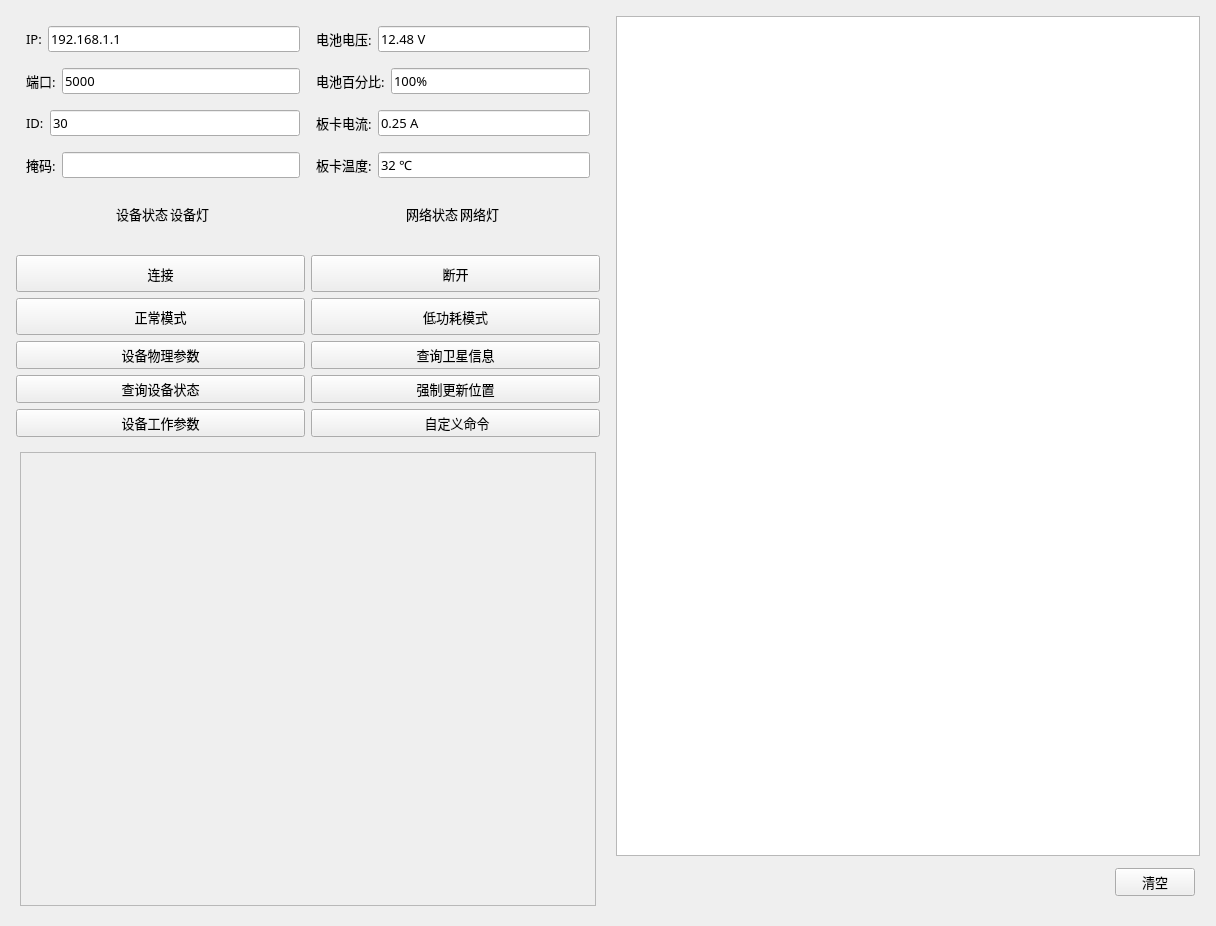
fuyunyou77/MyUpperMachine, file widget.ui: the form before one commit.
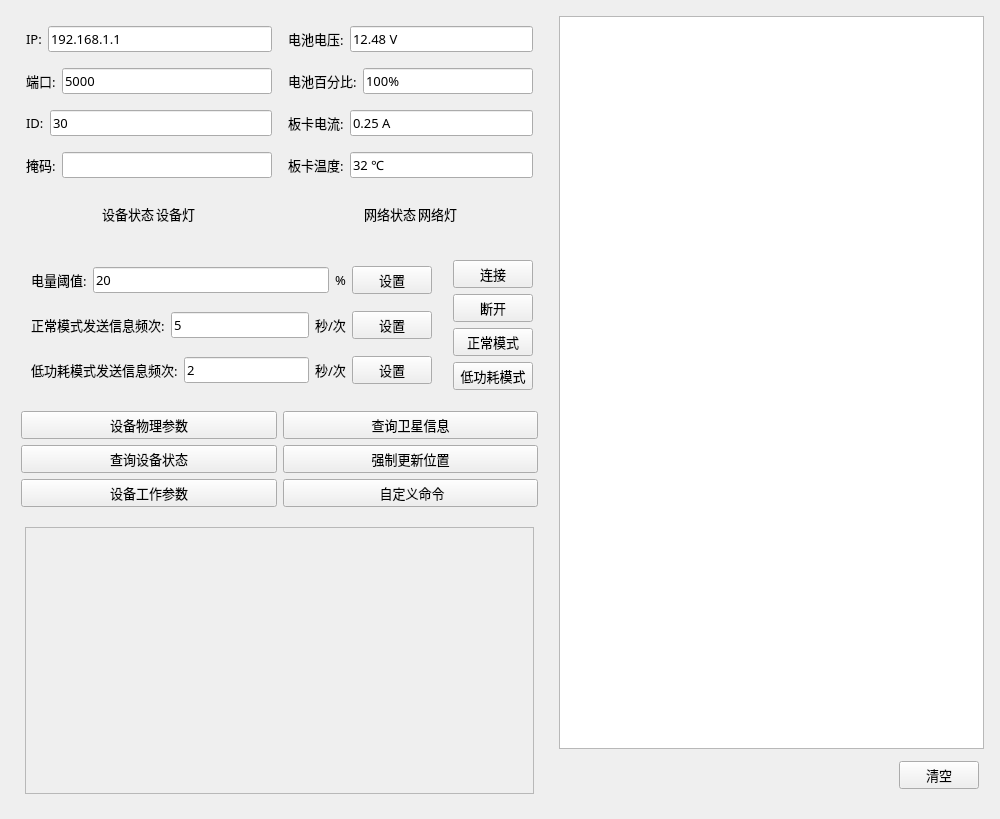
The form after the commit. The open tabs and pages were chosen to show the change.

Commit message: 1.改正常，低功耗响应解析

Diff of the .ui file:
```diff
--- a/widget.ui
+++ b/widget.ui
@@ -6,8 +6,8 @@
    <rect>
     <x>0</x>
     <y>0</y>
-    <width>1216</width>
-    <height>926</height>
+    <width>1000</width>
+    <height>819</height>
    </rect>
   </property>
   <property name="font">
@@ -16,11 +16,9 @@
     <pointsize>10</pointsize>
    </font>
   </property>
-  <layout class="QHBoxLayout" name="horizontalLayout_9">
+  <layout class="QHBoxLayout" name="horizontalLayout_17">
    <item>
-    <layout class="QVBoxLayout" name="verticalLayout_2">
-     <item>
-      <layout class="QVBoxLayout" name="verticalLayout">
+    <layout class="QVBoxLayout" name="verticalLayout_4">
        <property name="leftMargin">
         <number>5</number>
        </property>
@@ -719,31 +717,260 @@
          </item>
         </layout>
        </item>
+     <item>
+      <layout class="QHBoxLayout" name="horizontalLayout_16">
+       <property name="leftMargin">
+        <number>5</number>
+       </property>
+       <property name="topMargin">
+        <number>5</number>
+       </property>
+       <property name="rightMargin">
+        <number>5</number>
+       </property>
+       <property name="bottomMargin">
+        <number>5</number>
+       </property>
+       <item>
+        <layout class="QVBoxLayout" name="verticalLayout">
+         <property name="leftMargin">
+          <number>5</number>
+         </property>
+         <property name="topMargin">
+          <number>5</number>
+         </property>
+         <property name="rightMargin">
+          <number>5</number>
+         </property>
+         <property name="bottomMargin">
+          <number>5</number>
+         </property>
+         <item>
+          <layout class="QHBoxLayout" name="horizontalLayout_11">
+           <property name="leftMargin">
+            <number>5</number>
+           </property>
+           <property name="topMargin">
+            <number>5</number>
+           </property>
+           <property name="rightMargin">
+            <number>5</number>
+           </property>
+           <property name="bottomMargin">
+            <number>5</number>
+           </property>
+           <item>
+            <widget class="QLabel" name="label_8">
+             <property name="text">
+              <string>电量阈值:</string>
+             </property>
+            </widget>
+           </item>
+           <item>
+            <widget class="QLineEdit" name="setVolThresholdBtnLineEdit">
+             <property name="text">
+              <string>20</string>
+             </property>
+            </widget>
+           </item>
+           <item>
+            <widget class="QLabel" name="label_14">
+             <property name="text">
+              <string>%</string>
+             </property>
+            </widget>
+           </item>
+           <item>
+            <widget class="QPushButton" name="setVolThresholdBtn">
+             <property name="text">
+              <string>设置</string>
+             </property>
+            </widget>
+           </item>
       </layout>
      </item>
      <item>
-      <layout class="QGridLayout" name="gridLayout">
+          <layout class="QHBoxLayout" name="horizontalLayout_9">
        <property name="leftMargin">
         <number>5</number>
        </property>
        <property name="topMargin">
-        <number>0</number>
+            <number>5</number>
        </property>
        <property name="rightMargin">
         <number>5</number>
        </property>
        <property name="bottomMargin">
-        <number>0</number>
-       </property>
-       <property name="spacing">
-        <number>6</number>
-       </property>
-       <item row="1" column="1">
+            <number>5</number>
+           </property>
+           <item>
+            <widget class="QLabel" name="label_12">
+             <property name="text">
+              <string>正常模式发送信息频次:</string>
+             </property>
+            </widget>
+           </item>
+           <item>
+            <widget class="QLineEdit" name="setNormalMessFreqLineEdit">
+             <property name="text">
+              <string>5</string>
+             </property>
+            </widget>
+           </item>
+           <item>
+            <widget class="QLabel" name="label_15">
+             <property name="text">
+              <string>秒/次</string>
+             </property>
+            </widget>
+           </item>
+           <item>
+            <widget class="QPushButton" name="setNormalMessFreqBtn">
+             <property name="text">
+              <string>设置</string>
+             </property>
+            </widget>
+           </item>
+          </layout>
+         </item>
+         <item>
+          <layout class="QHBoxLayout" name="horizontalLayout_10">
+           <property name="leftMargin">
+            <number>5</number>
+           </property>
+           <property name="topMargin">
+            <number>5</number>
+           </property>
+           <property name="rightMargin">
+            <number>5</number>
+           </property>
+           <property name="bottomMargin">
+            <number>5</number>
+           </property>
+           <item>
+            <widget class="QLabel" name="label_13">
+             <property name="text">
+              <string>低功耗模式发送信息频次:</string>
+             </property>
+            </widget>
+           </item>
+           <item>
+            <widget class="QLineEdit" name="setLowPowMessFreqLineEdit">
+             <property name="text">
+              <string>2</string>
+             </property>
+            </widget>
+           </item>
+           <item>
+            <widget class="QLabel" name="label_16">
+             <property name="text">
+              <string>秒/次</string>
+             </property>
+            </widget>
+           </item>
+           <item>
+            <widget class="QPushButton" name="setLowPowMessFreqBtn">
+             <property name="text">
+              <string>设置</string>
+             </property>
+            </widget>
+           </item>
+          </layout>
+         </item>
+        </layout>
+       </item>
+       <item>
+        <layout class="QVBoxLayout" name="verticalLayout_2">
+         <property name="leftMargin">
+          <number>5</number>
+         </property>
+         <property name="topMargin">
+          <number>5</number>
+         </property>
+         <property name="rightMargin">
+          <number>5</number>
+         </property>
+         <property name="bottomMargin">
+          <number>5</number>
+         </property>
+         <item>
+          <widget class="QPushButton" name="connectBtn">
+           <property name="minimumSize">
+            <size>
+             <width>0</width>
+             <height>0</height>
+            </size>
+           </property>
+           <property name="font">
+            <font>
+             <family>微软雅黑</family>
+             <pointsize>10</pointsize>
+            </font>
+           </property>
+           <property name="text">
+            <string>连接</string>
+           </property>
+          </widget>
+         </item>
+         <item>
+          <widget class="QPushButton" name="disconnectBtn">
+           <property name="sizePolicy">
+            <sizepolicy hsizetype="Minimum" vsizetype="Fixed">
+             <horstretch>0</horstretch>
+             <verstretch>0</verstretch>
+            </sizepolicy>
+           </property>
+           <property name="minimumSize">
+            <size>
+             <width>0</width>
+             <height>0</height>
+            </size>
+           </property>
+           <property name="font">
+            <font>
+             <family>微软雅黑</family>
+             <pointsize>10</pointsize>
+            </font>
+           </property>
+           <property name="text">
+            <string>断开</string>
+           </property>
+          </widget>
+         </item>
+         <item>
+          <widget class="QPushButton" name="normalModeBtn">
+           <property name="minimumSize">
+            <size>
+             <width>0</width>
+             <height>0</height>
+            </size>
+           </property>
+           <property name="font">
+            <font>
+             <family>微软雅黑</family>
+             <pointsize>10</pointsize>
+            </font>
+           </property>
+           <property name="text">
+            <string>正常模式</string>
+           </property>
+           <property name="checkable">
+            <bool>false</bool>
+           </property>
+           <property name="checked">
+            <bool>false</bool>
+           </property>
+           <property name="autoExclusive">
+            <bool>false</bool>
+           </property>
+          </widget>
+         </item>
+         <item>
         <widget class="QPushButton" name="lowPowerModeBtn">
          <property name="minimumSize">
           <size>
-           <width>80</width>
-           <height>37</height>
+             <width>0</width>
+             <height>0</height>
           </size>
          </property>
          <property name="font">
@@ -766,20 +993,25 @@
          </property>
         </widget>
        </item>
-       <item row="3" column="1">
-        <widget class="QPushButton" name="forceUpdateLocBtn">
-         <property name="font">
-          <font>
-           <family>微软雅黑</family>
-           <pointsize>10</pointsize>
-          </font>
-         </property>
-         <property name="text">
-          <string>强制更新位置</string>
-         </property>
-        </widget>
-       </item>
-       <item row="2" column="0">
+        </layout>
+       </item>
+      </layout>
+     </item>
+     <item>
+      <layout class="QGridLayout" name="gridLayout">
+       <property name="leftMargin">
+        <number>5</number>
+       </property>
+       <property name="topMargin">
+        <number>5</number>
+       </property>
+       <property name="rightMargin">
+        <number>5</number>
+       </property>
+       <property name="bottomMargin">
+        <number>5</number>
+       </property>
+       <item row="0" column="0">
         <widget class="QPushButton" name="getDevPhyParaBtn">
          <property name="font">
           <font>
@@ -795,7 +1027,46 @@
          </property>
         </widget>
        </item>
-       <item row="4" column="0">
+       <item row="0" column="1">
+        <widget class="QPushButton" name="getSateInfoBtn">
+         <property name="font">
+          <font>
+           <family>微软雅黑</family>
+           <pointsize>10</pointsize>
+          </font>
+         </property>
+         <property name="text">
+          <string>查询卫星信息</string>
+         </property>
+        </widget>
+       </item>
+       <item row="1" column="0">
+        <widget class="QPushButton" name="getDevStateBtn">
+         <property name="font">
+          <font>
+           <family>微软雅黑</family>
+           <pointsize>10</pointsize>
+          </font>
+         </property>
+         <property name="text">
+          <string>查询设备状态</string>
+         </property>
+        </widget>
+       </item>
+       <item row="1" column="1">
+        <widget class="QPushButton" name="forceUpdateLocBtn">
+         <property name="font">
+          <font>
+           <family>微软雅黑</family>
+           <pointsize>10</pointsize>
+          </font>
+         </property>
+         <property name="text">
+          <string>强制更新位置</string>
+         </property>
+        </widget>
+       </item>
+       <item row="2" column="0">
         <widget class="QPushButton" name="getDevWorkParaBtn">
          <property name="font">
           <font>
@@ -808,7 +1079,7 @@
          </property>
         </widget>
        </item>
-       <item row="4" column="1">
+       <item row="2" column="1">
         <widget class="QPushButton" name="userDefCmdBtn">
          <property name="font">
           <font>
@@ -821,104 +1092,6 @@
          </property>
         </widget>
        </item>
-       <item row="3" column="0">
-        <widget class="QPushButton" name="getDevStateBtn">
-         <property name="font">
-          <font>
-           <family>微软雅黑</family>
-           <pointsize>10</pointsize>
-          </font>
-         </property>
-         <property name="text">
-          <string>查询设备状态</string>
-         </property>
-        </widget>
-       </item>
-       <item row="1" column="0">
-        <widget class="QPushButton" name="normalModeBtn">
-         <property name="minimumSize">
-          <size>
-           <width>80</width>
-           <height>37</height>
-          </size>
-         </property>
-         <property name="font">
-          <font>
-           <family>微软雅黑</family>
-           <pointsize>10</pointsize>
-          </font>
-         </property>
-         <property name="text">
-          <string>正常模式</string>
-         </property>
-         <property name="checkable">
-          <bool>false</bool>
-         </property>
-         <property name="checked">
-          <bool>false</bool>
-         </property>
-         <property name="autoExclusive">
-          <bool>false</bool>
-         </property>
-        </widget>
-       </item>
-       <item row="2" column="1">
-        <widget class="QPushButton" name="getSateInfoBtn">
-         <property name="font">
-          <font>
-           <family>微软雅黑</family>
-           <pointsize>10</pointsize>
-          </font>
-         </property>
-         <property name="text">
-          <string>查询卫星信息</string>
-         </property>
-        </widget>
-       </item>
-       <item row="0" column="0">
-        <widget class="QPushButton" name="connectBtn">
-         <property name="minimumSize">
-          <size>
-           <width>0</width>
-           <height>37</height>
-          </size>
-         </property>
-         <property name="font">
-          <font>
-           <family>微软雅黑</family>
-           <pointsize>10</pointsize>
-          </font>
-         </property>
-         <property name="text">
-          <string>连接</string>
-         </property>
-        </widget>
-       </item>
-       <item row="0" column="1">
-        <widget class="QPushButton" name="disconnectBtn">
-         <property name="sizePolicy">
-          <sizepolicy hsizetype="Minimum" vsizetype="Fixed">
-           <horstretch>0</horstretch>
-           <verstretch>0</verstretch>
-          </sizepolicy>
-         </property>
-         <property name="minimumSize">
-          <size>
-           <width>0</width>
-           <height>37</height>
-          </size>
-         </property>
-         <property name="font">
-          <font>
-           <family>微软雅黑</family>
-           <pointsize>10</pointsize>
-          </font>
-         </property>
-         <property name="text">
-          <string>断开</string>
-         </property>
-        </widget>
-       </item>
       </layout>
      </item>
      <item>
@@ -1042,8 +1215,8 @@
              <rect>
               <x>0</x>
               <y>0</y>
-              <width>298</width>
-              <height>263</height>
+              <width>66</width>
+              <height>16</height>
              </rect>
             </property>
            </widget>
```
Lines whose indentation alone changed are shown as unchanged. The commit also changes 3 other files.
